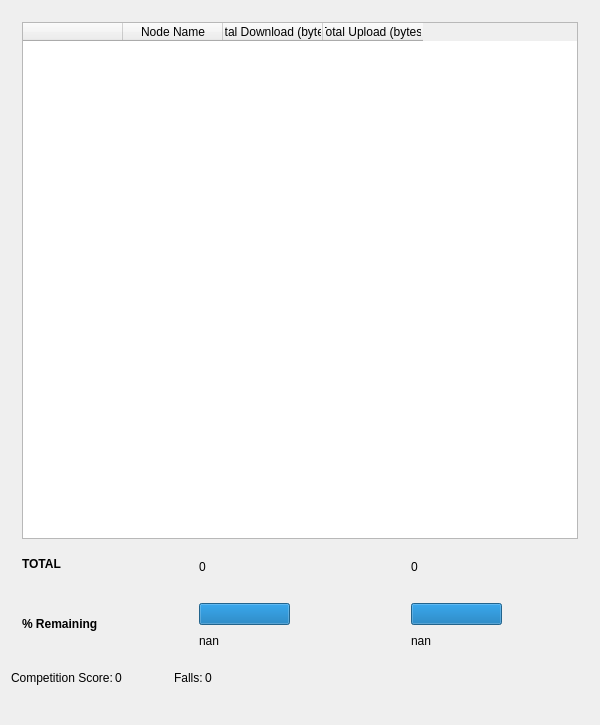
Above: vigir_ocs_bandwidth_widget/src/ui/bandwidth_widget.ui from team-vigir/vigir_ocs_common before the change. Below: the same form after it.
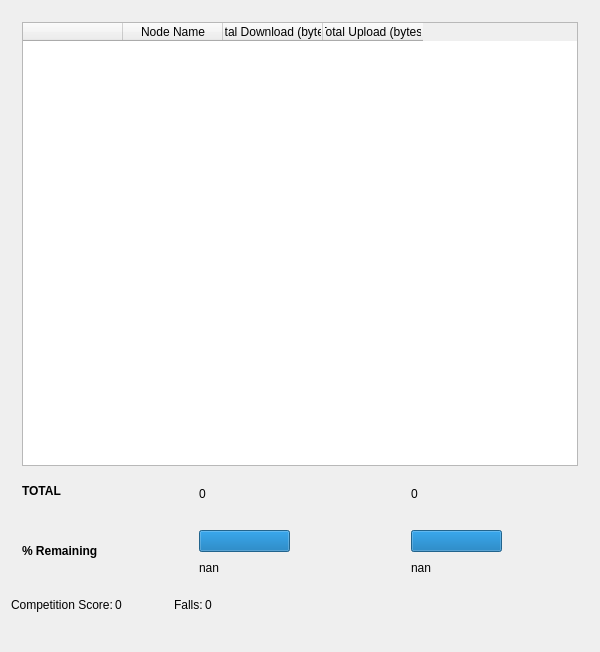
That is the form after the change.

Patch:
```diff
--- a/vigir_ocs_bandwidth_widget/src/ui/bandwidth_widget.ui
+++ b/vigir_ocs_bandwidth_widget/src/ui/bandwidth_widget.ui
@@ -7,7 +7,7 @@
     <x>0</x>
     <y>0</y>
     <width>600</width>
-    <height>725</height>
+    <height>652</height>
    </rect>
   </property>
   <property name="minimumSize">
```
